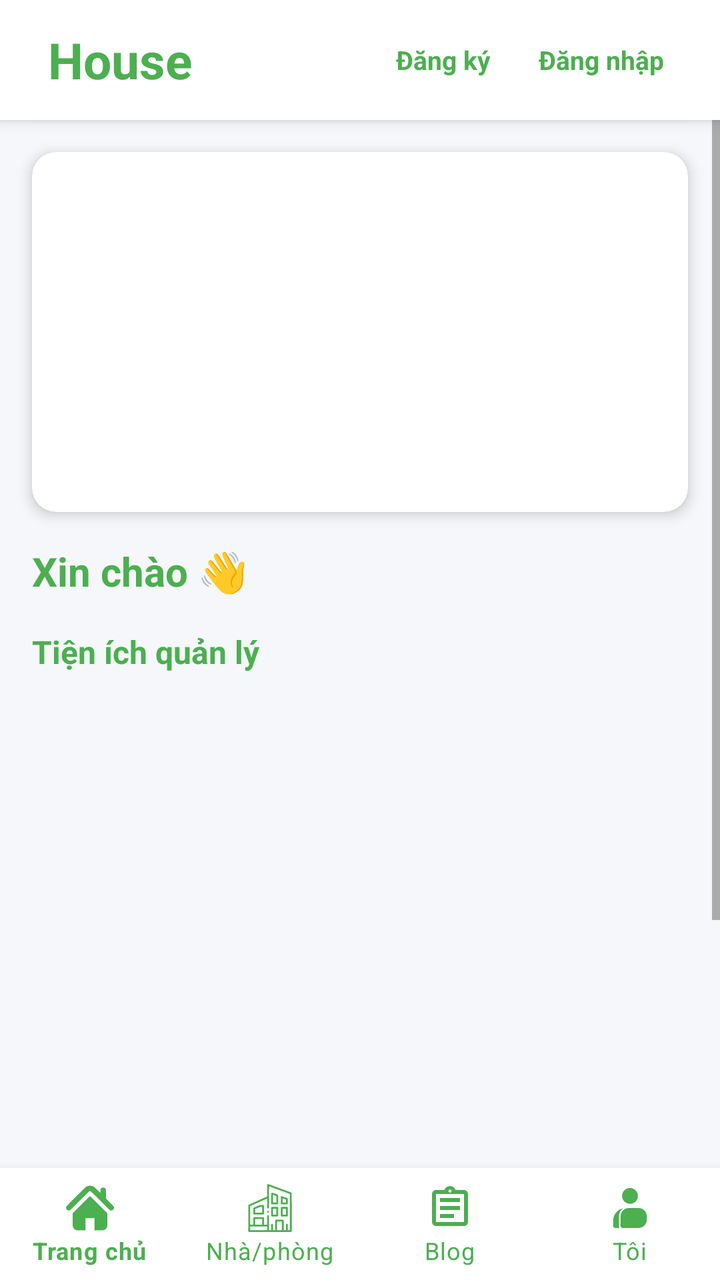
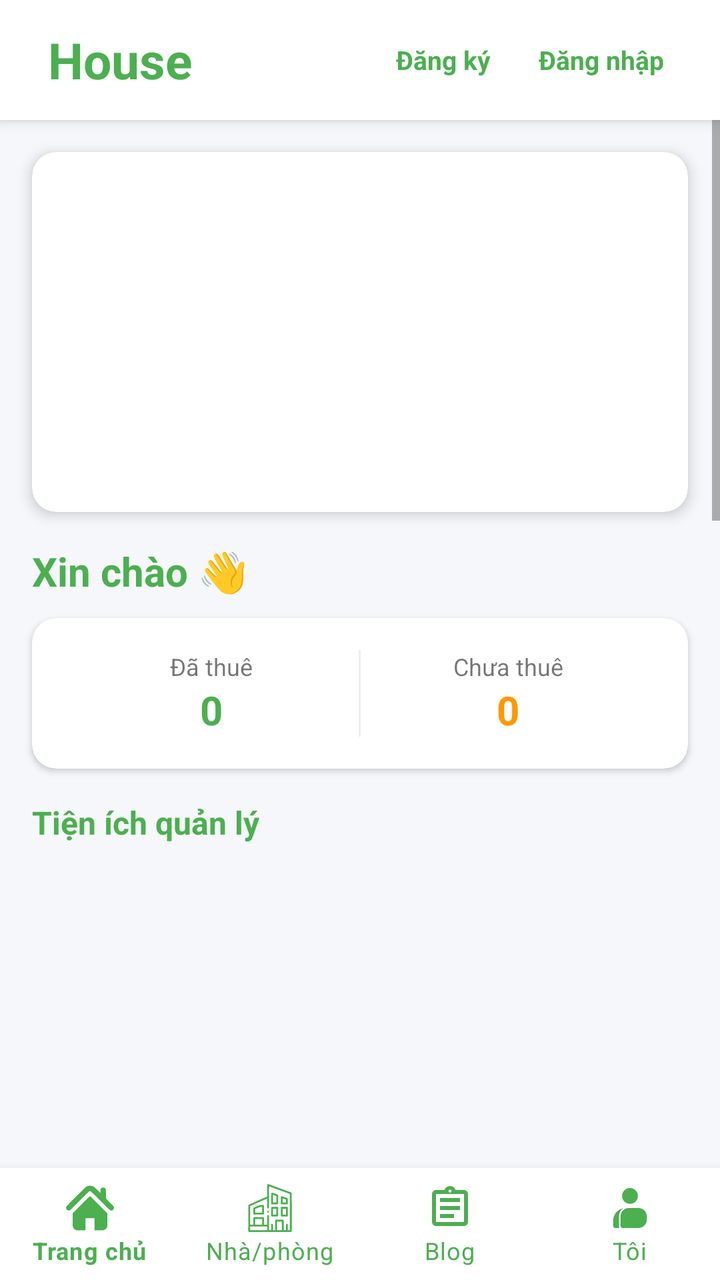

Before-and-after screenshots of an Android layout around one commit, followed by the original layout XML and the change that was made.
<!-- AndroidManifest.xml: application theme Theme.DACS3 -->
<!-- res/layout/activity_main.xml -->
<?xml version="1.0" encoding="utf-8"?>
<RelativeLayout xmlns:android="http://schemas.android.com/apk/res/android"
    xmlns:app="http://schemas.android.com/apk/res-auto"
    android:layout_width="match_parent"
    android:layout_height="match_parent"
    android:background="@color/bg_light">

    <LinearLayout
        android:id="@+id/topBar"
        android:layout_width="match_parent"
        android:layout_height="60dp"
        android:background="#FFFFFF"
        android:gravity="center_vertical"
        android:orientation="horizontal"
        android:paddingHorizontal="16dp"
        android:elevation="4dp">

        <TextView
            android:layout_width="wrap_content"
            android:layout_height="wrap_content"
            android:layout_marginStart="8dp"
            android:text="House"
            android:textColor="@color/itro_green"
            android:textSize="25sp"
            android:textStyle="bold" />

        <View
            android:layout_width="0dp"
            android:layout_height="0dp"
            android:layout_weight="1" />

        <TextView
            android:id="@+id/tvUserNameTop"
            android:layout_width="wrap_content"
            android:layout_height="wrap_content"
            android:layout_marginEnd="8dp"
            android:text=""
            android:textColor="@color/itro_green"
            android:textSize="14sp"
            android:textStyle="bold"
            android:visibility="gone" /> <TextView
        android:id="@+id/tvTopRegister"
        android:layout_width="wrap_content"
        android:layout_height="match_parent"
        android:paddingHorizontal="12dp"
        android:background="?attr/selectableItemBackground"
        android:gravity="center"
        android:text="Đăng ký"
        android:textColor="@color/itro_green"
        android:textSize="13sp"
        android:textStyle="bold"
        android:visibility="visible" />

        <TextView
            android:id="@+id/tvTopLogin"
            android:layout_width="wrap_content"
            android:layout_height="match_parent"
            android:paddingHorizontal="12dp"
            android:background="?attr/selectableItemBackground"
            android:gravity="center"
            android:text="Đăng nhập"
            android:textColor="@color/itro_green"
            android:textSize="13sp"
            android:textStyle="bold"
            android:visibility="visible" />

    </LinearLayout>

    <ScrollView
        android:layout_width="match_parent"
        android:layout_height="match_parent"
        android:layout_below="@id/topBar"
        android:layout_above="@+id/bottomNav"
        android:fillViewport="true">

        <LinearLayout
            android:layout_width="match_parent"
            android:layout_height="wrap_content"
            android:orientation="vertical"
            android:paddingBottom="20dp">

            <androidx.cardview.widget.CardView
                android:layout_width="match_parent"
                android:layout_height="180dp"
                android:layout_margin="16dp"
                app:cardCornerRadius="12dp"
                app:cardElevation="4dp">

                <androidx.viewpager2.widget.ViewPager2
                    android:id="@+id/viewPagerBanner"
                    android:layout_width="match_parent"
                    android:layout_height="match_parent" />
            </androidx.cardview.widget.CardView>

            <TextView
                android:id="@+id/tvGreeting"
                android:layout_width="wrap_content"
                android:layout_height="wrap_content"
                android:layout_marginStart="16dp"
                android:text="Xin chào 👋"
                android:textColor="@color/itro_green"
                android:textSize="20sp"
                android:textStyle="bold" />

            <TextView
                android:layout_width="wrap_content"
                android:layout_height="wrap_content"
                android:layout_marginStart="16dp"
                android:layout_marginTop="16dp"
                android:text="Tiện ích quản lý"
                android:textColor="@color/itro_green"
                android:textStyle="bold"
                android:textSize="16sp"/>

            <androidx.recyclerview.widget.RecyclerView
                android:id="@+id/rvFeatures"
                android:layout_width="match_parent"
                android:layout_height="336dp"
                android:nestedScrollingEnabled="false"
                android:textColor="@color/itro_green"
                android:padding="8dp" />

            <TextView
                android:layout_width="wrap_content"
                android:layout_height="wrap_content"
                android:layout_marginStart="16dp"
                android:layout_marginTop="16dp"
                android:text="Danh sách nhà cho thuê"
                android:textColor="@color/itro_green"
                android:textStyle="bold"
                android:textSize="16sp"/>

            <androidx.recyclerview.widget.RecyclerView
                android:id="@+id/rvHouses"
                android:layout_width="match_parent"
                android:layout_height="wrap_content"
                android:nestedScrollingEnabled="false"
                android:padding="8dp" />

        </LinearLayout>
    </ScrollView>

    <com.google.android.material.bottomnavigation.BottomNavigationView
        android:id="@+id/bottomNav"
        android:layout_width="match_parent"
        android:layout_height="wrap_content"
        android:layout_alignParentBottom="true"
        android:background="#FFFFFF"
        app:elevation="8dp"
        app:itemIconTint="@color/itro_green"
        app:itemTextColor="@color/itro_green"
        app:labelVisibilityMode="labeled"
        app:menu="@menu/bottom_nav_menu" />
    <Button
        android:id="@+id/btnContractWallet"
        android:layout_width="match_parent"
        android:layout_height="wrap_content"
        android:layout_margin="16dp"
        android:text="Ví hợp đồng"
        android:backgroundTint="@color/itro_green"
        android:textColor="#FFFFFF" />

</RelativeLayout>
<!-- resources referenced by this layout -->
<resources>
  <color name="bg_light">#F5F7FA</color>
  <color name="itro_green">#4CAF50</color>
  <style name="Theme.DACS3" parent="Theme.MaterialComponents.DayNight.NoActionBar">
          ...
      </style>
</resources>

<!-- the commit's change to res/layout/activity_main.xml (unified diff, before → after) -->
@@ -38,18 +38,20 @@
             android:textColor="@color/itro_green"
             android:textSize="14sp"
             android:textStyle="bold"
-            android:visibility="gone" /> <TextView
-        android:id="@+id/tvTopRegister"
-        android:layout_width="wrap_content"
-        android:layout_height="match_parent"
-        android:paddingHorizontal="12dp"
-        android:background="?attr/selectableItemBackground"
-        android:gravity="center"
-        android:text="Đăng ký"
-        android:textColor="@color/itro_green"
-        android:textSize="13sp"
-        android:textStyle="bold"
-        android:visibility="visible" />
+            android:visibility="gone" />
+
+        <TextView
+            android:id="@+id/tvTopRegister"
+            android:layout_width="wrap_content"
+            android:layout_height="match_parent"
+            android:paddingHorizontal="12dp"
+            android:background="?attr/selectableItemBackground"
+            android:gravity="center"
+            android:text="Đăng ký"
+            android:textColor="@color/itro_green"
+            android:textSize="13sp"
+            android:textStyle="bold"
+            android:visibility="visible" />
 
         <TextView
             android:id="@+id/tvTopLogin"
@@ -63,7 +65,6 @@
             android:textSize="13sp"
             android:textStyle="bold"
             android:visibility="visible" />
-
     </LinearLayout>
 
     <ScrollView
@@ -102,6 +103,75 @@
                 android:textSize="20sp"
                 android:textStyle="bold" />
 
+            <androidx.cardview.widget.CardView
+                android:id="@+id/cardStatistics"
+                android:layout_width="match_parent"
+                android:layout_height="wrap_content"
+                android:layout_marginHorizontal="16dp"
+                android:layout_marginTop="10dp"
+                app:cardCornerRadius="12dp"
+                app:cardElevation="2dp">
+
+                <LinearLayout
+                    android:layout_width="match_parent"
+                    android:layout_height="wrap_content"
+                    android:orientation="horizontal"
+                    android:padding="16dp"
+                    android:weightSum="2">
+
+                    <LinearLayout
+                        android:layout_width="0dp"
+                        android:layout_height="wrap_content"
+                        android:layout_weight="1"
+                        android:gravity="center"
+                        android:orientation="vertical">
+                        <TextView
+                            android:id="@+id/txtStatLabel1"
+                            android:layout_width="wrap_content"
+                            android:layout_height="wrap_content"
+                            android:text="Đã thuê"
+                            android:textSize="12sp" />
+                        <TextView
+                            android:id="@+id/txtStatValue1"
+                            android:layout_width="wrap_content"
+                            android:layout_height="wrap_content"
+                            android:text="0"
+                            android:textColor="@color/itro_green"
+                            android:textSize="20sp"
+                            android:textStyle="bold" />
+                    </LinearLayout>
+
+                    <View
+                        android:layout_width="1dp"
+                        android:layout_height="match_parent"
+                        android:background="#EEEEEE" />
+
+                    <LinearLayout
+                        android:layout_width="0dp"
+                        android:layout_height="wrap_content"
+                        android:layout_weight="1"
+                        android:gravity="center"
+                        android:orientation="vertical">
+
+                        <TextView
+                            android:id="@+id/txtStatLabel2"
+                            android:layout_width="wrap_content"
+                            android:layout_height="wrap_content"
+                            android:text="Chưa thuê"
+                            android:textSize="12sp" />
+
+                        <TextView
+                            android:id="@+id/txtStatValue2"
+                            android:layout_width="wrap_content"
+                            android:layout_height="wrap_content"
+                            android:text="0"
+                            android:textColor="#FF9800"
+                            android:textSize="20sp"
+                            android:textStyle="bold" />
+                    </LinearLayout>
+                </LinearLayout>
+            </androidx.cardview.widget.CardView>
+
             <TextView
                 android:layout_width="wrap_content"
                 android:layout_height="wrap_content"
@@ -115,28 +185,264 @@
             <androidx.recyclerview.widget.RecyclerView
                 android:id="@+id/rvFeatures"
                 android:layout_width="match_parent"
-                android:layout_height="336dp"
+                android:layout_height="456dp"
                 android:nestedScrollingEnabled="false"
-                android:textColor="@color/itro_green"
                 android:padding="8dp" />
 
             <TextView
                 android:layout_width="wrap_content"
                 android:layout_height="wrap_content"
+                android:layout_gravity="center_horizontal"
+                android:layout_marginTop="24dp"
+                android:text="Tại sao chọn House?"
+                android:textColor="@color/itro_green"
+                android:textSize="22sp"
+                android:textStyle="bold" />
+
+            <TextView
+                android:layout_width="wrap_content"
+                android:layout_height="wrap_content"
+                android:layout_gravity="center_horizontal"
+                android:layout_marginTop="4dp"
+                android:layout_marginBottom="16dp"
+                android:text="Là nền tảng hỗ trợ kết nối giữa người thuê và khách thuê"
+                android:textColor="#666666"
+                android:textSize="12sp" />
+
+            <GridLayout
+                android:layout_width="match_parent"
+                android:layout_height="wrap_content"
+                android:layout_marginHorizontal="12dp"
+                android:columnCount="2"
+                android:rowCount="2">
+
+                <androidx.cardview.widget.CardView
+                    android:layout_width="0dp"
+                    android:layout_height="wrap_content"
+                    android:layout_columnWeight="1"
+                    android:layout_margin="4dp"
+                    app:cardCornerRadius="12dp"
+                    app:cardElevation="1dp">
+                    <LinearLayout
+                        android:layout_width="match_parent"
+                        android:layout_height="wrap_content"
+                        android:orientation="vertical"
+                        android:padding="12dp">
+                        <ImageView
+                            android:layout_width="24dp"
+                            android:layout_height="24dp"
+                            android:src="@android:drawable/ic_partial_secure"
+                            app:tint="@color/itro_green"/>
+                        <TextView
+                            android:layout_width="wrap_content"
+                            android:layout_height="wrap_content"
+                            android:layout_marginTop="8dp"
+                            android:text="Xác thực danh tính"
+                            android:textColor="#333333"
+                            android:textStyle="bold"
+                            android:textSize="14sp"/>
+                        <TextView
+                            android:layout_width="match_parent"
+                            android:layout_height="wrap_content"
+                            android:layout_marginTop="4dp"
+                            android:text="Mọi tài khoản đều được xác minh minh bạch."
+                            android:textColor="#666666"
+                            android:textSize="11sp"/>
+                    </LinearLayout>
+                </androidx.cardview.widget.CardView>
+
+                <androidx.cardview.widget.CardView
+                    android:layout_width="0dp"
+                    android:layout_height="wrap_content"
+                    android:layout_columnWeight="1"
+                    android:layout_margin="4dp"
+                    app:cardCornerRadius="12dp"
+                    app:cardElevation="1dp">
+                    <LinearLayout
+                        android:layout_width="match_parent"
+                        android:layout_height="wrap_content"
+                        android:orientation="vertical"
+                        android:padding="12dp">
+                        <ImageView
+                            android:layout_width="24dp"
+                            android:layout_height="24dp"
+                            android:src="@android:drawable/btn_star_big_on"
+                            app:tint="@color/itro_green"/>
+                        <TextView
+                            android:layout_width="wrap_content"
+                            android:layout_height="wrap_content"
+                            android:layout_marginTop="8dp"
+                            android:text="Đánh giá minh bạch"
+                            android:textColor="#333333"
+                            android:textStyle="bold"
+                            android:textSize="14sp"/>
+                        <TextView
+                            android:layout_width="match_parent"
+                            android:layout_height="wrap_content"
+                            android:layout_marginTop="4dp"
+                            android:text="Hệ thống review chân thực từ khách thuê trước."
+                            android:textColor="#666666"
+                            android:textSize="11sp"/>
+                    </LinearLayout>
+                </androidx.cardview.widget.CardView>
+
+                <androidx.cardview.widget.CardView
+                    android:layout_width="0dp"
+                    android:layout_height="wrap_content"
+                    android:layout_columnWeight="1"
+                    android:layout_margin="4dp"
+                    app:cardCornerRadius="12dp"
+                    app:cardElevation="1dp">
+                    <LinearLayout
+                        android:layout_width="match_parent"
+                        android:layout_height="wrap_content"
+                        android:orientation="vertical"
+                        android:padding="12dp">
+                        <ImageView
+                            android:layout_width="24dp"
+                            android:layout_height="24dp"
+                            android:src="@android:drawable/stat_notify_chat"
+                            app:tint="@color/itro_green"/>
+                        <TextView
+                            android:layout_width="wrap_content"
+                            android:layout_height="wrap_content"
+                            android:layout_marginTop="8dp"
+                            android:text="Chat an toàn"
+                            android:textColor="#333333"
+                            android:textStyle="bold"
+                            android:textSize="14sp"/>
+                        <TextView
+                            android:layout_width="match_parent"
+                            android:layout_height="wrap_content"
+                            android:layout_marginTop="4dp"
+                            android:text="Kết nối trực tiếp nhanh chóng bảo mật SĐT."
+                            android:textColor="#666666"
+                            android:textSize="11sp"/>
+                    </LinearLayout>
+                </androidx.cardview.widget.CardView>
+
+                <androidx.cardview.widget.CardView
+                    android:layout_width="0dp"
+                    android:layout_height="wrap_content"
+                    android:layout_columnWeight="1"
+                    android:layout_margin="4dp"
+                    app:cardCornerRadius="12dp"
+                    app:cardElevation="1dp">
+                    <LinearLayout
+                        android:layout_width="match_parent"
+                        android:layout_height="wrap_content"
+                        android:orientation="vertical"
+                        android:padding="12dp">
+                        <ImageView
+                            android:layout_width="24dp"
+                            android:layout_height="24dp"
+                            android:src="@android:drawable/checkbox_on_background"
+                            app:tint="@color/itro_green"/>
+                        <TextView
+                            android:layout_width="wrap_content"
+                            android:layout_height="wrap_content"
+                            android:layout_marginTop="8dp"
+                            android:text="Cam kết chất lượng"
+                            android:textColor="#333333"
+                            android:textStyle="bold"
+                            android:textSize="14sp"/>
+                        <TextView
+                            android:layout_width="match_parent"
+                            android:layout_height="wrap_content"
+                            android:layout_marginTop="4dp"
+                            android:text="Thông tin phòng kiểm duyệt kỹ trước khi đăng."
+                            android:textColor="#666666"
+                            android:textSize="11sp"/>
+                    </LinearLayout>
+                </androidx.cardview.widget.CardView>
+            </GridLayout>
+
+            <TextView
+                android:layout_width="wrap_content"
+                android:layout_height="wrap_content"
                 android:layout_marginStart="16dp"
-                android:layout_marginTop="16dp"
-                android:text="Danh sách nhà cho thuê"
+                android:layout_marginTop="28dp"
+                android:text="Liên hệ với đội ngũ"
                 android:textColor="@color/itro_green"
                 android:textStyle="bold"
                 android:textSize="16sp"/>
 
-            <androidx.recyclerview.widget.RecyclerView
-                android:id="@+id/rvHouses"
+            <androidx.cardview.widget.CardView
                 android:layout_width="match_parent"
                 android:layout_height="wrap_content"
-                android:nestedScrollingEnabled="false"
-                android:padding="8dp" />
-
+                android:layout_marginHorizontal="16dp"
+                android:layout_marginTop="10dp"
+                app:cardCornerRadius="12dp"
+                app:cardElevation="2dp">
+
+                <LinearLayout
+                    android:layout_width="match_parent"
+                    android:layout_height="wrap_content"
+                    android:orientation="vertical"
+                    android:padding="16dp">
+
+                    <TextView
+                        android:layout_width="wrap_content"
+                        android:layout_height="wrap_content"
+                        android:text="Bạn cần hỗ trợ kỹ thuật hoặc góp ý?"
+                        android:textColor="#333333"
+                        android:textStyle="bold"
+                        android:textSize="14sp"/>
+
+                    <TextView
+                        android:layout_width="wrap_content"
+                        android:layout_height="wrap_content"
+                        android:layout_marginTop="4dp"
+                        android:text="Đội ngũ hỗ trợ House luôn sẵn sàng lắng nghe ý kiến của bạn để cải thiện hệ thống tốt hơn."
+                        android:textColor="#666666"
+                        android:textSize="12sp"/>
+
+                    <View
+                        android:layout_width="match_parent"
+                        android:layout_height="1dp"
+                        android:layout_marginVertical="12dp"
+                        android:background="#EEEEEE"/>
+
+                    <LinearLayout
+                        android:layout_width="match_parent"
+                        android:layout_height="wrap_content"
+                        android:gravity="center_vertical"
+                        android:orientation="horizontal">
+                        <ImageView
+                            android:layout_width="18dp"
+                            android:layout_height="18dp"
+                            android:src="@android:drawable/ic_dialog_email"
+                            app:tint="@color/itro_green"/>
+                        <TextView
+                            android:layout_width="wrap_content"
+                            android:layout_height="wrap_content"
+                            android:layout_marginStart="10dp"
+                            android:text="support@houseapp.vn"
+                            android:textColor="#333333"
+                            android:textSize="13sp"/>
+                    </LinearLayout>
+
+                    <LinearLayout
+                        android:layout_width="match_parent"
+                        android:layout_height="wrap_content"
+                        android:layout_marginTop="8dp"
+                        android:gravity="center_vertical"
+                        android:orientation="horizontal">
+                        <ImageView
+                            android:layout_width="18dp"
+                            android:layout_height="18dp"
+                            android:src="@android:drawable/ic_menu_call"
+                            app:tint="@color/itro_green"/>
+                        <TextView
+                            android:layout_width="wrap_content"
+                            android:layout_height="wrap_content"
+                            android:layout_marginStart="10dp"
+                            android:text="Hotline: 1900 1111 (8:00 - 18:00)"
+                            android:textColor="#333333"
+                            android:textSize="13sp"/>
+                    </LinearLayout>
+                </LinearLayout>
+            </androidx.cardview.widget.CardView>
         </LinearLayout>
     </ScrollView>
 
@@ -151,13 +457,4 @@
         app:itemTextColor="@color/itro_green"
         app:labelVisibilityMode="labeled"
         app:menu="@menu/bottom_nav_menu" />
-    <Button
-        android:id="@+id/btnContractWallet"
-        android:layout_width="match_parent"
-        android:layout_height="wrap_content"
-        android:layout_margin="16dp"
-        android:text="Ví hợp đồng"
-        android:backgroundTint="@color/itro_green"
-        android:textColor="#FFFFFF" />
-
 </RelativeLayout>
